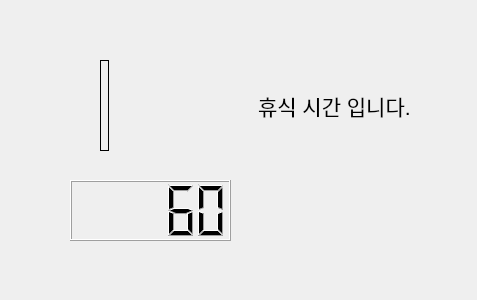
Qt form posenet_python/ui/rest_ui.ui (EunbinShin/final) before a commit.
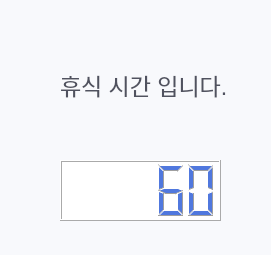
The same form after that commit.

```diff
--- a/posenet_python/ui/rest_ui.ui
+++ b/posenet_python/ui/rest_ui.ui
@@ -6,18 +6,42 @@
    <rect>
     <x>0</x>
     <y>0</y>
-    <width>477</width>
-    <height>300</height>
+    <width>271</width>
+    <height>255</height>
    </rect>
   </property>
   <property name="windowTitle">
    <string>Dialog</string>
   </property>
+  <property name="styleSheet">
+   <string notr="true">QWidget
+{
+	background-color: rgb(248, 249, 252);
+	color: #000000;
+
+}
+
+
+/*-----QLabel-----*/
+QLabel
+{
+	background-color: transparent;
+	color: rgb(80, 82, 95);
+	font-size: 23px;
+
+}
+
+
+QLCDNumber{
+    color: rgb(80,120,222);    
+    background-color: white;
+}</string>
+  </property>
   <widget class="QLCDNumber" name="lcdNumber">
    <property name="geometry">
     <rect>
-     <x>70</x>
-     <y>180</y>
+     <x>60</x>
+     <y>160</y>
      <width>161</width>
      <height>61</height>
     </rect>
@@ -26,52 +50,23 @@
     <number>60</number>
    </property>
   </widget>
-  <widget class="QWidget" name="horizontalLayoutWidget">
+  <widget class="QLabel" name="label">
    <property name="geometry">
     <rect>
-     <x>100</x>
-     <y>60</y>
-     <width>311</width>
-     <height>91</height>
+     <x>60</x>
+     <y>40</y>
+     <width>181</width>
+     <height>89</height>
     </rect>
    </property>
-   <layout class="QHBoxLayout" name="horizontalLayout">
-    <item>
-     <widget class="QLabel" name="label_2">
-      <property name="frameShape">
-       <enum>QFrame::Panel</enum>
-      </property>
-      <property name="text">
-       <string/>
-      </property>
-     </widget>
-    </item>
-    <item>
-     <spacer name="horizontalSpacer">
-      <property name="orientation">
-       <enum>Qt::Horizontal</enum>
-      </property>
-      <property name="sizeHint" stdset="0">
-       <size>
-        <width>100</width>
-        <height>20</height>
-       </size>
-      </property>
-     </spacer>
-    </item>
-    <item>
-     <widget class="QLabel" name="label">
-      <property name="font">
-       <font>
-        <pointsize>16</pointsize>
-       </font>
-      </property>
-      <property name="text">
-       <string>휴식 시간 입니다.</string>
-      </property>
-     </widget>
-    </item>
-   </layout>
+   <property name="font">
+    <font>
+     <pointsize>-1</pointsize>
+    </font>
+   </property>
+   <property name="text">
+    <string>휴식 시간 입니다.</string>
+   </property>
   </widget>
  </widget>
  <resources/>
```
